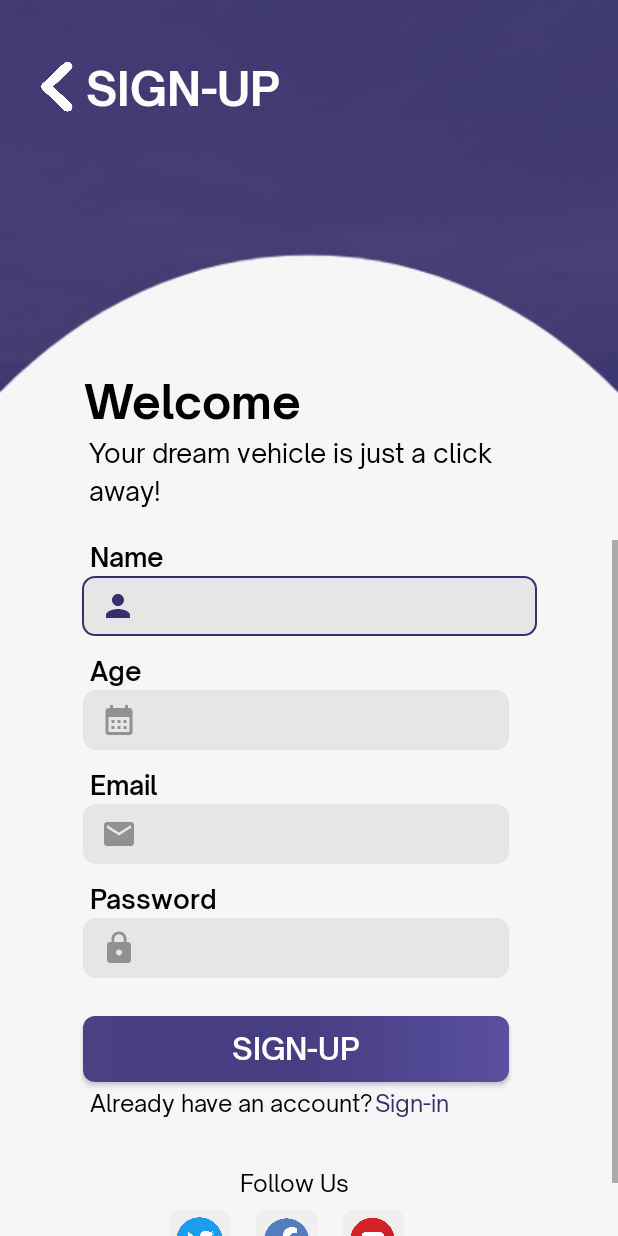
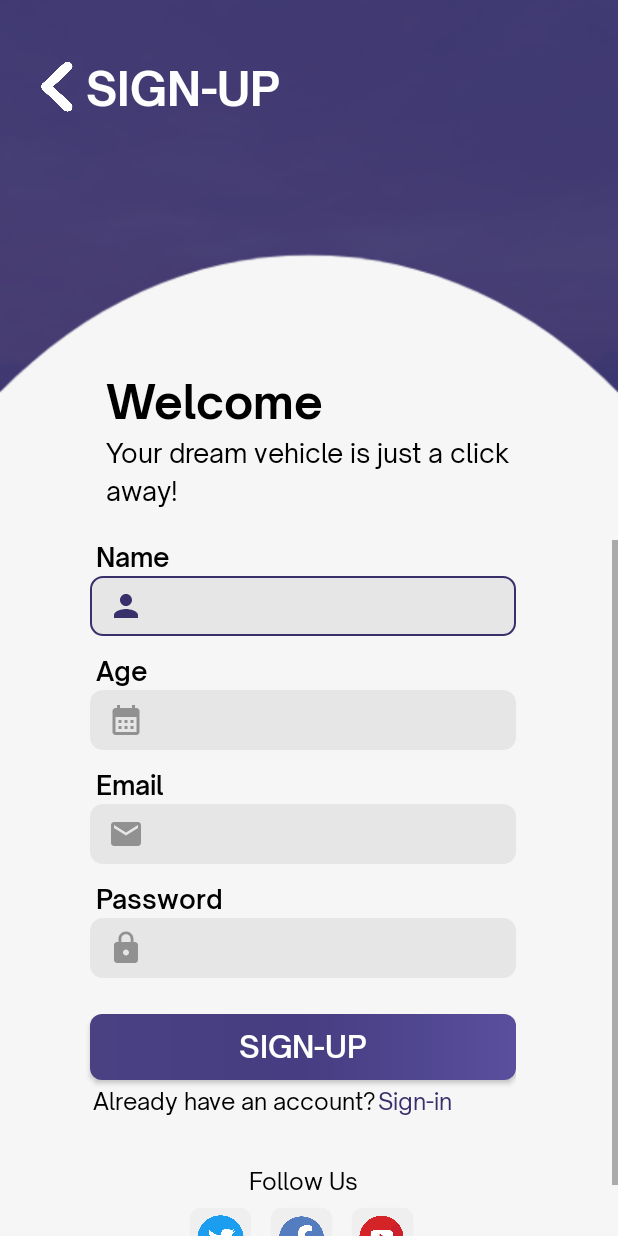
Before and after one commit to RagadAlhindi/GORent2, an Android app: the screen it shows after launch (SignUpActivity), after a tap on "Register", on a phone screen of 412 x 824 dp. Run offline under Robolectric (Android 15) with nearby library versions, the phone set to English and light mode, and no system bars.

Commit message:
Fix the positions

```diff
--- a/app/src/main/res/layout/activity_sign_up.xml
+++ b/app/src/main/res/layout/activity_sign_up.xml
@@ -6,7 +6,6 @@
     android:layout_height="wrap_content"
     android:background="@drawable/signupbackground"
     tools:context=".SignUpActivity">
-
 
 
     <Button
@@ -41,31 +40,33 @@
 
     <TextView
         android:id="@+id/signuptext1"
-        android:layout_width="wrap_content"
+        android:layout_width="271dp"
         android:layout_height="wrap_content"
         android:layout_alignParentTop="true"
-        android:layout_marginStart="56dp"
         android:layout_marginTop="248dp"
         android:fontFamily="@font/opensauceonebold"
         android:text="Welcome"
         android:textColor="#000000"
         android:textSize="30sp"
+        app:layout_constraintEnd_toEndOf="parent"
+        app:layout_constraintHorizontal_bias="0.5"
         app:layout_constraintStart_toStartOf="parent"
         app:layout_constraintTop_toTopOf="parent"
         tools:ignore="HardcodedText" />
 
     <TextView
         android:id="@+id/signuptext2"
-        android:layout_width="290dp"
-        android:layout_height="53dp"
+        android:layout_width="271dp"
+        android:layout_height="48dp"
         android:layout_below="@+id/signuptext1"
-        android:layout_marginStart="59dp"
         android:layout_marginTop="4dp"
         android:fontFamily="@font/opensauceoneregular"
         android:lineSpacingExtra="4sp"
         android:text="@string/your_dream_vehicle_is_just_a_click_away"
         android:textColor="#000000"
         android:textSize="17sp"
+        app:layout_constraintEnd_toEndOf="parent"
+        app:layout_constraintHorizontal_bias="0.5"
         app:layout_constraintStart_toStartOf="parent"
         app:layout_constraintTop_toBottomOf="@+id/signuptext1"
         tools:ignore="TextSizeCheck" />
@@ -74,25 +75,23 @@
         android:id="@+id/ScrollViewID"
         android:layout_width="fill_parent"
         android:layout_height="fill_parent"
+        android:layout_marginTop="360dp"
         android:animateLayoutChanges="true"
-        android:layout_marginTop="360dp"
+        app:layout_constraintBaseline_toBottomOf="parent"
         app:layout_constraintTop_toTopOf="parent"
-        app:layout_constraintBaseline_toBottomOf="parent"
-        tools:ignore="MissingConstraints"
-        >
+        tools:ignore="MissingConstraints">
 
         <RelativeLayout
             android:layout_width="wrap_content"
             android:layout_height="wrap_content"
-            android:orientation="vertical"
-            >
+            android:orientation="vertical">
 
 
             <TextView
                 android:id="@+id/signuptext3"
                 android:layout_width="270dp"
                 android:layout_height="29dp"
-                android:layout_marginStart="60dp"
+                android:layout_marginStart="64dp"
                 android:fontFamily="@font/opensauceonesemibold"
                 android:lineSpacingExtra="4sp"
                 android:text="@string/name"
@@ -107,17 +106,14 @@
                 android:layout_width="284dp"
                 android:layout_height="40dp"
                 android:layout_alignTop="@+id/signuptext3"
-                android:layout_alignParentStart="true"
-                android:layout_alignParentEnd="true"
-                android:layout_marginStart="54.5dp"
+                android:layout_marginStart="60dp"
                 android:layout_marginTop="24dp"
-                android:layout_marginEnd="54dp"
                 android:autofillHints=""
                 android:background="@drawable/custom_input"
                 android:drawableStart="@drawable/customnameicon"
                 android:drawablePadding="12sp"
                 android:ems="10"
-                android:inputType="textEmailAddress"
+                android:inputType="textAutoComplete"
                 android:paddingStart="12dp"
                 android:paddingEnd="12dp"
                 android:textCursorDrawable="@null"
@@ -131,7 +127,7 @@
                 android:layout_width="270dp"
                 android:layout_height="29dp"
                 android:layout_below="@+id/signupEnteredName"
-                android:layout_marginStart="60dp"
+                android:layout_marginStart="64dp"
                 android:layout_marginTop="12dp"
                 android:fontFamily="@font/opensauceonesemibold"
                 android:lineSpacingExtra="4sp"
@@ -147,7 +143,7 @@
                 android:layout_width="284dp"
                 android:layout_height="40dp"
                 android:layout_alignTop="@+id/signuptext4"
-                android:layout_marginStart="55dp"
+                android:layout_marginStart="60dp"
                 android:layout_marginTop="24dp"
                 android:autofillHints=""
                 android:background="@drawable/custom_input"
@@ -168,7 +164,7 @@
                 android:layout_width="270dp"
                 android:layout_height="29dp"
                 android:layout_below="@+id/signupEnteredAge"
-                android:layout_marginStart="60dp"
+                android:layout_marginStart="64dp"
                 android:layout_marginTop="12dp"
                 android:fontFamily="@font/opensauceonesemibold"
                 android:lineSpacingExtra="4sp"
@@ -184,14 +180,14 @@
                 android:layout_width="284dp"
                 android:layout_height="40dp"
                 android:layout_alignTop="@+id/logintext5"
-                android:layout_marginStart="55dp"
+                android:layout_marginStart="60dp"
                 android:layout_marginTop="24dp"
                 android:autofillHints=""
                 android:background="@drawable/custom_input"
                 android:drawableStart="@drawable/customemailicon"
                 android:drawablePadding="12sp"
                 android:ems="10"
-                android:inputType="textEmailAddress"
+                android:inputType="number"
                 android:paddingStart="12dp"
                 android:paddingEnd="12dp"
                 android:textCursorDrawable="@null"
@@ -206,7 +202,7 @@
                 android:layout_width="270dp"
                 android:layout_height="29dp"
                 android:layout_below="@+id/signupEnteredEmail"
-                android:layout_marginStart="60dp"
+                android:layout_marginStart="64dp"
                 android:layout_marginTop="12dp"
                 android:fontFamily="@font/opensauceonesemibold"
                 android:lineSpacingExtra="4sp"
@@ -222,7 +218,7 @@
                 android:layout_width="284dp"
                 android:layout_height="40dp"
                 android:layout_alignTop="@+id/signuptext6"
-                android:layout_marginStart="55dp"
+                android:layout_marginStart="60dp"
                 android:layout_marginTop="24dp"
                 android:autofillHints=""
                 android:background="@drawable/custom_input"
@@ -243,8 +239,8 @@
                 android:layout_width="284dp"
                 android:layout_height="44dp"
                 android:layout_below="@+id/signupEnteredPassword"
-                android:layout_marginStart="55dp"
-                android:layout_marginTop="25dp"
+                android:layout_marginStart="60dp"
+                android:layout_marginTop="24dp"
                 android:background="@drawable/roundedbuton"
                 android:fontFamily="@font/opensauceonesemibold"
                 android:letterSpacing="0"
@@ -262,7 +258,7 @@
                 android:layout_width="wrap_content"
                 android:layout_height="wrap_content"
                 android:layout_below="@+id/signupbutton"
-                android:layout_marginStart="60dp"
+                android:layout_marginStart="62dp"
                 android:layout_marginTop="4dp"
                 android:fontFamily="@font/opensauceoneregular"
                 android:text="@string/already_have_an_account"
@@ -275,7 +271,7 @@
                 android:layout_width="wrap_content"
                 android:layout_height="wrap_content"
                 android:layout_below="@+id/signupbutton"
-                android:layout_marginStart="250dp"
+                android:layout_marginStart="252dp"
                 android:layout_marginTop="4dp"
                 android:clickable="true"
                 android:focusable="true"
@@ -291,7 +287,7 @@
                 android:layout_width="wrap_content"
                 android:layout_height="wrap_content"
                 android:layout_below="@+id/signupbutton"
-                android:layout_marginStart="160dp"
+                android:layout_marginStart="166dp"
                 android:layout_marginTop="57dp"
                 android:fontFamily="@font/opensauceoneregular"
                 android:text="@string/follow_us"
@@ -307,7 +303,7 @@
                 android:layout_width="50dp"
                 android:layout_height="50dp"
                 android:layout_below="@+id/signuptext9"
-                android:layout_marginStart="108dp"
+                android:layout_marginStart="122dp"
                 android:layout_marginTop="3dp"
                 android:background="@drawable/twittericon"
                 app:layout_constraintStart_toStartOf="parent"
@@ -319,7 +315,7 @@
                 android:layout_width="50dp"
                 android:layout_height="50dp"
                 android:layout_below="@+id/signuptext9"
-                android:layout_marginStart="166dp"
+                android:layout_marginStart="176dp"
                 android:layout_marginTop="3dp"
                 android:layout_marginBottom="10dp"
                 android:background="@drawable/facebookicon"
@@ -331,7 +327,7 @@
                 android:layout_width="50dp"
                 android:layout_height="50dp"
                 android:layout_below="@+id/signuptext9"
-                android:layout_marginStart="224dp"
+                android:layout_marginStart="230dp"
                 android:layout_marginTop="3dp"
                 android:background="@drawable/youtubeicon"
                 app:layout_constraintTop_toTopOf="parent"
```
Also changed, not shown: app/src/main/res/layout/activity_add.xml (+7 -14 lines), app/src/main/res/layout/activity_boats.xml (+7 -8 lines), app/src/main/res/layout/activity_cars.xml (+7 -8 lines), app/src/main/res/layout/activity_home.xml (+7 -8 lines), app/src/main/res/layout/activity_log_in.xml (+10 -10 lines), app/src/main/res/layout/activity_main.xml (+29 -27 lines), app/src/main/res/layout/activity_motorcycles.xml (+7 -8 lines), app/src/main/res/layout/activity_offers.xml (+7 -9 lines), app/src/main/res/layout/activity_rented.xml (+8 -9 lines).
